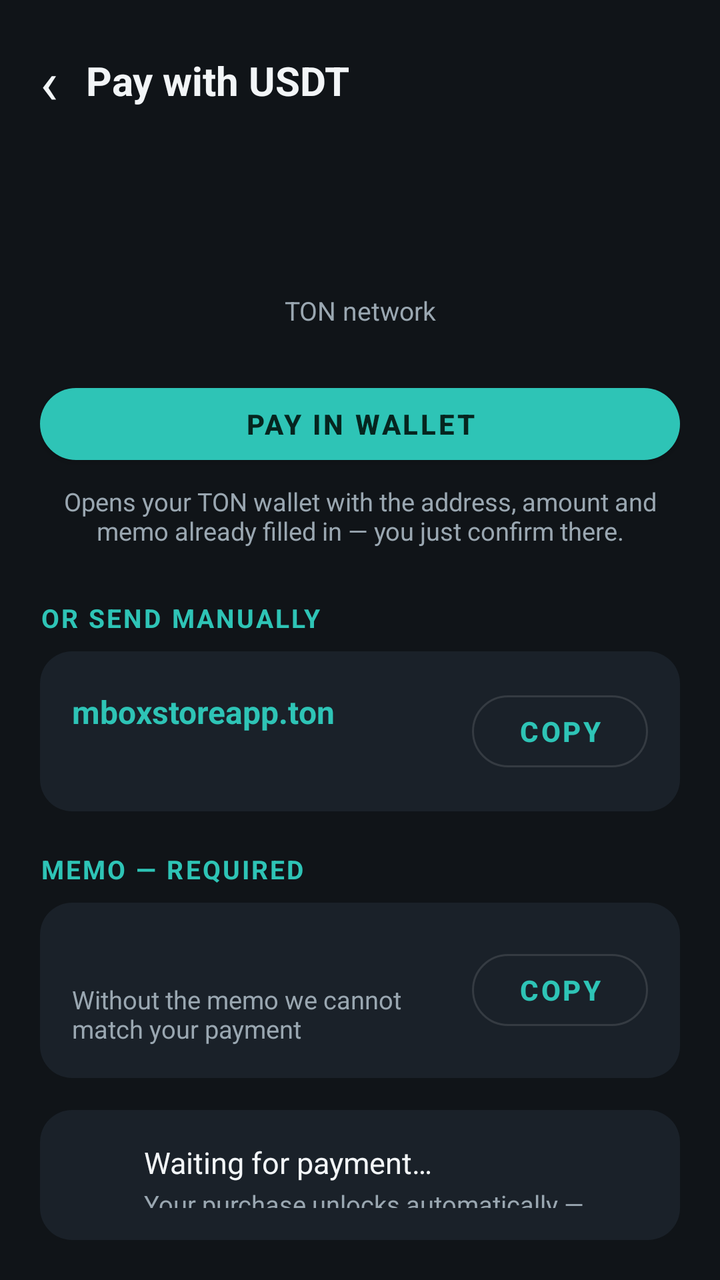
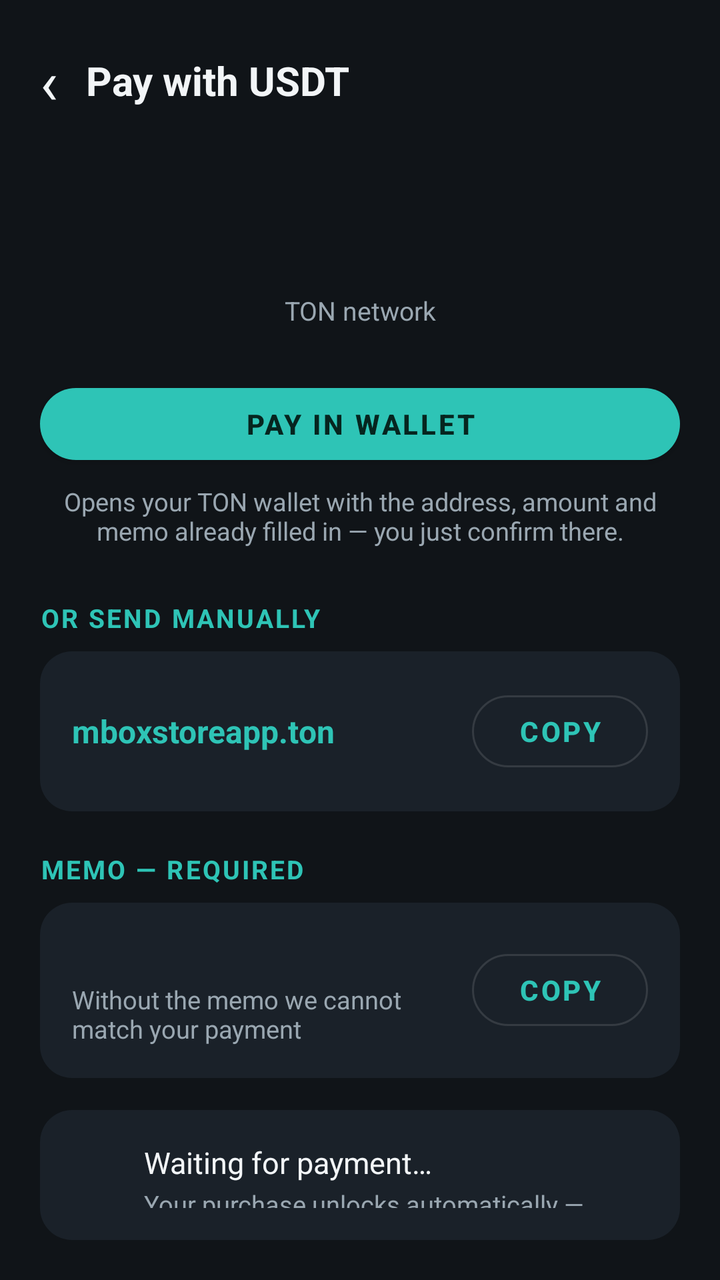

Before-and-after screenshots of an Android layout around one commit, followed by the original layout XML and the change that was made.
<!-- AndroidManifest.xml: application theme Theme.MBOXStore -->
<!-- res/layout/activity_usdt_pay.xml -->
<?xml version="1.0" encoding="utf-8"?>
<LinearLayout xmlns:android="http://schemas.android.com/apk/res/android"
    android:layout_width="match_parent"
    android:layout_height="match_parent"
    android:background="@color/bg"
    android:orientation="vertical"
    android:padding="20dp">

    <LinearLayout
        android:layout_width="match_parent"
        android:layout_height="wrap_content"
        android:gravity="center_vertical"
        android:orientation="horizontal">

        <TextView
            android:id="@+id/usdtBack"
            android:layout_width="wrap_content"
            android:layout_height="wrap_content"
            android:paddingEnd="14dp"
            android:text="‹"
            android:textColor="@color/text_primary"
            android:textSize="30sp" />

        <TextView
            android:layout_width="wrap_content"
            android:layout_height="wrap_content"
            android:text="Pay with USDT"
            android:textColor="@color/text_primary"
            android:textSize="20sp"
            android:textStyle="bold" />
    </LinearLayout>

    <TextView
        android:id="@+id/usdtApp"
        android:layout_width="match_parent"
        android:layout_height="wrap_content"
        android:layout_marginTop="22dp"
        android:gravity="center"
        android:textColor="@color/text_secondary"
        android:textSize="14sp" />

    <TextView
        android:id="@+id/usdtAmount"
        android:layout_width="match_parent"
        android:layout_height="wrap_content"
        android:layout_marginTop="2dp"
        android:gravity="center"
        android:textColor="@color/text_primary"
        android:textSize="32sp"
        android:textStyle="bold" />

    <TextView
        android:layout_width="match_parent"
        android:layout_height="wrap_content"
        android:gravity="center"
        android:text="TON network"
        android:textColor="@color/text_secondary"
        android:textSize="13sp" />

    <Button
        android:id="@+id/payInWallet"
        style="@style/Widget.MBOXStore.ActionButton"
        android:layout_width="match_parent"
        android:layout_height="wrap_content"
        android:layout_marginTop="24dp"
        android:text="Pay in wallet" />

    <TextView
        android:layout_width="match_parent"
        android:layout_height="wrap_content"
        android:layout_marginTop="6dp"
        android:gravity="center"
        android:text="Opens your TON wallet with the address, amount and memo already filled in — you just confirm there."
        android:textColor="@color/text_secondary"
        android:textSize="12.5sp" />

    <TextView
        android:layout_width="wrap_content"
        android:layout_height="wrap_content"
        android:layout_marginTop="26dp"
        android:letterSpacing="0.08"
        android:text="OR SEND MANUALLY"
        android:textColor="@color/accent"
        android:textSize="13sp"
        android:textStyle="bold" />

    <LinearLayout
        android:layout_width="match_parent"
        android:layout_height="wrap_content"
        android:layout_marginTop="8dp"
        android:background="@drawable/bg_tile"
        android:gravity="center_vertical"
        android:orientation="horizontal"
        android:padding="16dp">

        <LinearLayout
            android:layout_width="0dp"
            android:layout_height="wrap_content"
            android:layout_weight="1"
            android:orientation="vertical">

            <TextView
                android:layout_width="wrap_content"
                android:layout_height="wrap_content"
                android:text="mboxstoreapp.ton"
                android:textColor="@color/accent"
                android:textSize="16sp"
                android:textStyle="bold" />

            <TextView
                android:id="@+id/usdtAddress"
                android:layout_width="match_parent"
                android:layout_height="wrap_content"
                android:layout_marginTop="2dp"
                android:textColor="@color/text_secondary"
                android:textSize="12.5sp" />
        </LinearLayout>

        <Button
            android:id="@+id/copyAddress"
            style="@style/Widget.MBOXStore.SecondaryButton"
            android:layout_width="wrap_content"
            android:layout_height="wrap_content"
            android:text="Copy" />
    </LinearLayout>

    <TextView
        android:layout_width="wrap_content"
        android:layout_height="wrap_content"
        android:layout_marginTop="20dp"
        android:letterSpacing="0.08"
        android:text="MEMO — REQUIRED"
        android:textColor="@color/accent"
        android:textSize="13sp"
        android:textStyle="bold" />

    <LinearLayout
        android:layout_width="match_parent"
        android:layout_height="wrap_content"
        android:layout_marginTop="8dp"
        android:background="@drawable/bg_tile"
        android:gravity="center_vertical"
        android:orientation="horizontal"
        android:padding="16dp">

        <LinearLayout
            android:layout_width="0dp"
            android:layout_height="wrap_content"
            android:layout_weight="1"
            android:orientation="vertical">

            <TextView
                android:id="@+id/usdtMemo"
                android:layout_width="wrap_content"
                android:layout_height="wrap_content"
                android:letterSpacing="0.06"
                android:textColor="@color/text_primary"
                android:textSize="16sp"
                android:textStyle="bold" />

            <TextView
                android:layout_width="wrap_content"
                android:layout_height="wrap_content"
                android:layout_marginTop="2dp"
                android:text="Without the memo we cannot match your payment"
                android:textColor="@color/text_secondary"
                android:textSize="12.5sp" />
        </LinearLayout>

        <Button
            android:id="@+id/copyMemo"
            style="@style/Widget.MBOXStore.SecondaryButton"
            android:layout_width="wrap_content"
            android:layout_height="wrap_content"
            android:text="Copy" />
    </LinearLayout>

    <LinearLayout
        android:layout_width="match_parent"
        android:layout_height="wrap_content"
        android:layout_marginTop="16dp"
        android:background="@drawable/bg_tile"
        android:gravity="center_vertical"
        android:orientation="horizontal"
        android:padding="16dp">

        <ProgressBar
            android:id="@+id/usdtSpinner"
            android:layout_width="22dp"
            android:layout_height="22dp" />

        <LinearLayout
            android:layout_width="0dp"
            android:layout_height="wrap_content"
            android:layout_marginStart="14dp"
            android:layout_weight="1"
            android:orientation="vertical">

            <TextView
                android:id="@+id/usdtStatusTitle"
                android:layout_width="wrap_content"
                android:layout_height="wrap_content"
                android:text="Waiting for payment…"
                android:textColor="@color/text_primary"
                android:textSize="15sp" />

            <TextView
                android:id="@+id/usdtStatusSub"
                android:layout_width="wrap_content"
                android:layout_height="wrap_content"
                android:layout_marginTop="2dp"
                android:text="Your purchase unlocks automatically — usually under a minute"
                android:textColor="@color/text_secondary"
                android:textSize="12.5sp" />
        </LinearLayout>
    </LinearLayout>

    <TextView
        android:layout_width="match_parent"
        android:layout_height="wrap_content"
        android:layout_marginTop="14dp"
        android:text="Send from any wallet or exchange. This screen updates by itself when the transfer arrives. USDT payments are confirmed on-chain and are not auto-refundable."
        android:textColor="@color/text_secondary"
        android:textSize="12.5sp" />
</LinearLayout>
<!-- resources referenced by this layout -->
<resources>
  <color name="accent">#2EC4B6</color>
  <color name="bg">#101418</color>
  <color name="text_primary">#F2F5F7</color>
  <color name="text_secondary">#9AA7B1</color>
  <!-- drawable bg_tile (drawable) -->
  <?xml version="1.0" encoding="utf-8"?>
  <shape xmlns:android="http://schemas.android.com/apk/res/android" android:shape="rectangle">
      <solid android:color="@color/surface" />
      <corners android:radius="16dp" />
  </shape>
  <style name="Widget.MBOXStore.ActionButton" parent="Widget.MaterialComponents.Button">
          <item name="android:textSize">14sp</item>
          <item name="android:textStyle">bold</item>
          <item name="cornerRadius">20dp</item>
          <item name="android:paddingStart">18dp</item>
          <item name="android:paddingEnd">18dp</item>
      </style>
  <style name="Widget.MBOXStore.SecondaryButton" parent="Widget.MaterialComponents.Button.OutlinedButton">
          <item name="android:textSize">14sp</item>
          <item name="android:textStyle">bold</item>
          <item name="cornerRadius">20dp</item>
          <item name="android:paddingStart">18dp</item>
          <item name="android:paddingEnd">18dp</item>
      </style>
  <style name="Theme.MBOXStore" parent="Theme.MaterialComponents.NoActionBar">
          <item name="colorPrimary">@color/accent</item>
          <item name="colorPrimaryVariant">@color/accent_dark</item>
          <item name="colorOnPrimary">#06251F</item>
          <item name="colorSurface">@color/surface</item>
          <item name="colorOnSurface">@color/text_primary</item>
          <item name="android:windowBackground">@color/bg</item>
          <item name="android:statusBarColor">@color/bg</item>
          <item name="android:navigationBarColor">@color/bg</item>
      </style>
  <color name="surface">#1A2129</color>
  <color name="accent_dark">#1F8A80</color>
</resources>

<!-- the commit's change to res/layout/activity_usdt_pay.xml (unified diff, before → after) -->
@@ -106,14 +106,6 @@
                 android:textColor="@color/accent"
                 android:textSize="16sp"
                 android:textStyle="bold" />
-
-            <TextView
-                android:id="@+id/usdtAddress"
-                android:layout_width="match_parent"
-                android:layout_height="wrap_content"
-                android:layout_marginTop="2dp"
-                android:textColor="@color/text_secondary"
-                android:textSize="12.5sp" />
         </LinearLayout>
 
         <Button
